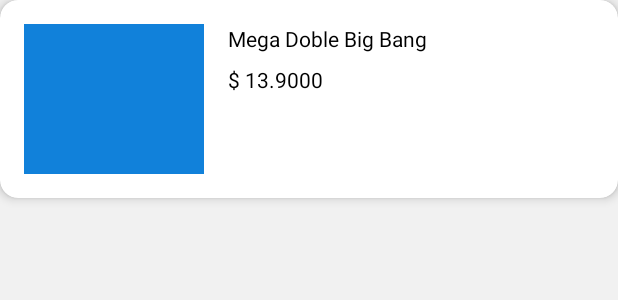
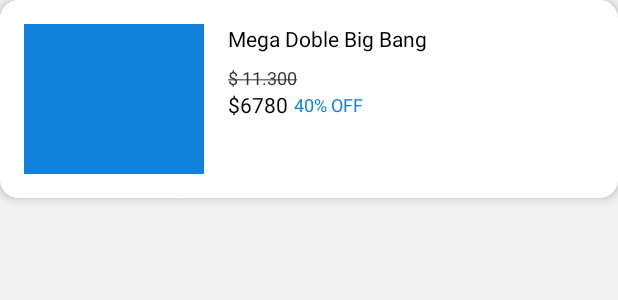
Before and after one commit to Geider10/MiMenu, an Android app: the layout fragment_item_buy.xml on its own in the app's theme, with its tools: preview values and no code run, on a phone screen of 412 x 824 dp. Shown: the top 300 px of the screen. Run offline under Robolectric (Android 15) with nearby library versions, the phone set to English and light mode, and no system bars.

Commit message:
feat: updated logic and style from itemBuy to apply discount

```diff
--- a/app/src/main/java/com/example/mimenu/data/DataProvider.kt
+++ b/app/src/main/java/com/example/mimenu/data/DataProvider.kt
@@ -29,7 +29,6 @@ abstract class DataProvider {
             FoodEntity(9, "Café con 2 Medialunas de jamón y cheddar" ,3700, "2 medialunas jamón y cheddar de manteca acompañados de un café 330cc a elección o  jugo de naranja." , "Team Dulce", R.mipmap.coffe,5),
             FoodEntity(10, "Doble Cuarto Xl" ,11900, "Mega hamburguesa de doble carne, doble queso cheddar, cebollita, kétchup y mostaza en pan de papa.", "Hamburguesa", R.mipmap.hamburguer, 30),
             FoodEntity(11, "Sundae de Dulce de Leche" ,2900, "Helado de crema americana con salsa de dulce de leche.", "Sundae", R.mipmap.sundae,5),
-            FoodEntity(12, "Sundae de Dulce de Leche" ,2900, "Helado de crema americana con salsa de dulce de leche.", "Sundae", R.mipmap.sundae,5)
             )
         private val categoryList : List<CategoryEntity> = listOf(
             CategoryEntity(1, "Hamburguesa"),
--- a/app/src/main/java/com/example/mimenu/ui/buy/SecondFragment.kt
+++ b/app/src/main/java/com/example/mimenu/ui/buy/SecondFragment.kt
@@ -56,7 +56,7 @@ class SecondFragment : Fragment(), OnFoodClick {
     }
 
     override fun onClick(food: FoodEntity) {
-        val order = OrderEntity(name = food.name, description = food.description, price = food.price, img = food.img, priceTotal = food.price, quantity = 1)
+        val order = OrderEntity(name = food.name, description = food.description, price = food.price, img = food.img, priceTotal = food.price, quantity = 1, discount = food.discount)
         val action = SecondFragmentDirections.actionSecondFragmentToFoodDetailFragment(order,1)
         findNavController().navigate(action)
     }
@@ -80,7 +80,6 @@ class SecondFragment : Fragment(), OnFoodClick {
         }
     }
 
-
     private fun createItemBuyList() : List<ItemBuy>{
         var itemBuyList = mutableListOf<ItemBuy>()//cada item es un categoryItem o foodItem
         val foodList = foodViewModel.getAll
--- a/app/src/main/res/layout/fragment_food_detail.xml
+++ b/app/src/main/res/layout/fragment_food_detail.xml
@@ -38,7 +38,7 @@
             android:textColor="@color/black"
             android:textSize="12sp"
             android:layout_marginTop="4dp"
-            android:layout_marginBottom="8dp"/>
+            android:layout_marginBottom="12dp"/>
         <TextView
             android:id="@+id/tvPriceRemoveFoodDetail"
             android:layout_width="wrap_content"
@@ -48,7 +48,7 @@
             android:textSize="12dp"/>
         <LinearLayout
             android:layout_width="match_parent"
-            android:layout_height="match_parent"
+            android:layout_height="wrap_content"
             android:orientation="horizontal">
             <TextView
                 android:id="@+id/tvPriceFoodDetail"
--- a/app/src/main/res/layout/fragment_item_buy.xml
+++ b/app/src/main/res/layout/fragment_item_buy.xml
@@ -7,7 +7,7 @@
     android:layout_height="wrap_content"
     app:cardCornerRadius="12dp"
     app:cardElevation="4dp"
-    android:layout_marginBottom="16dp"
+    android:layout_marginBottom="12dp"
     android:id="@+id/itemBuy">
 
     <LinearLayout
@@ -31,17 +31,37 @@
                 android:layout_width="wrap_content"
                 android:layout_height="wrap_content"
                 tools:text="Mega Doble Big Bang"
-                tools:textColor="@color/black"
-                android:id="@+id/tvNameItemBuy"
-                />
+                android:textColor="@color/black"
+                android:layout_marginBottom="8dp"
+                android:id="@+id/tvNameItemBuy" />
             <TextView
                 android:layout_width="wrap_content"
                 android:layout_height="wrap_content"
-                android:layout_marginTop="8dp"
-                tools:text="$ 13.9000"
-                tools:textColor="@color/black"
-                android:id="@+id/tvPriceItemBuy"
+                android:textColor="@color/text_dark"
+                tools:text="@string/text_cross"
+                android:textSize="12dp"
+                android:id="@+id/tvPriceRemoveItemBuy"
                 />
+            <LinearLayout
+                android:layout_width="match_parent"
+                android:layout_height="wrap_content"
+                android:orientation="horizontal">
+                <TextView
+                    android:id="@+id/tvPriceItemBuy"
+                    android:layout_width="wrap_content"
+                    android:layout_height="wrap_content"
+                    tools:text="$6780"
+                    android:textColor="@color/black"
+                    android:layout_marginRight="4dp"/>
+                <TextView
+                    android:id="@+id/tvDiscountItemBuy"
+                    android:layout_width="wrap_content"
+                    android:layout_height="wrap_content"
+                    tools:text="40% OFF"
+                    android:textColor="@color/yellow_dark"
+                    android:textSize="12dp"
+                    android:layout_gravity="center_vertical"/>
+            </LinearLayout>
         </LinearLayout>
 
 
```
Also changed, not shown: app/src/main/java/com/example/mimenu/ui/buy/BuyAdapter.kt (+22 -1 lines).
